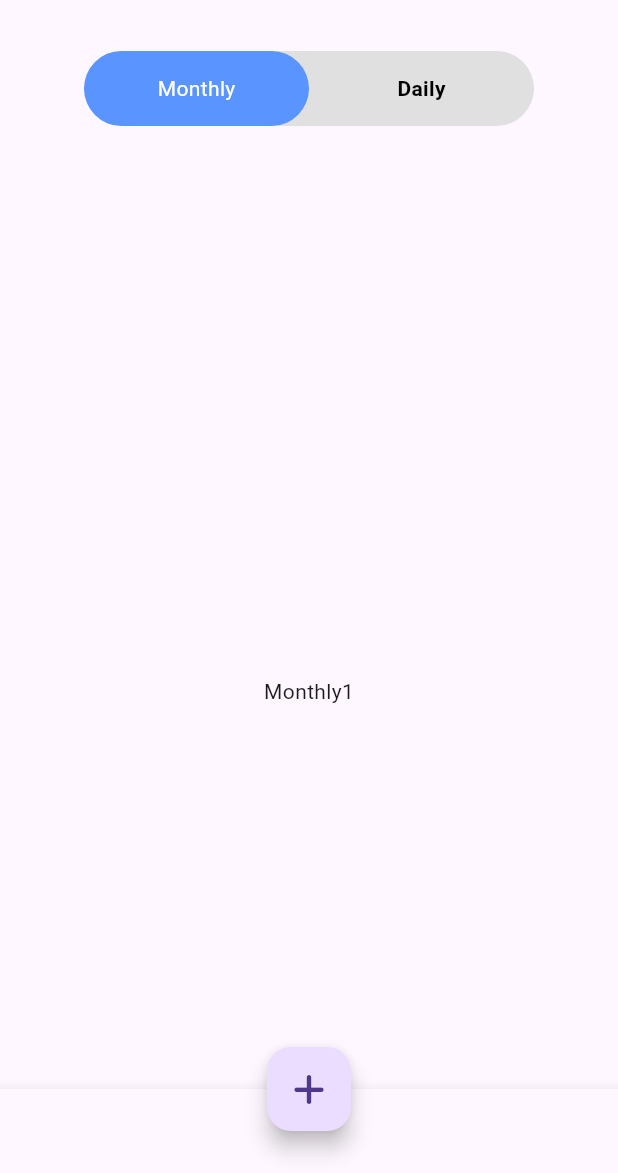
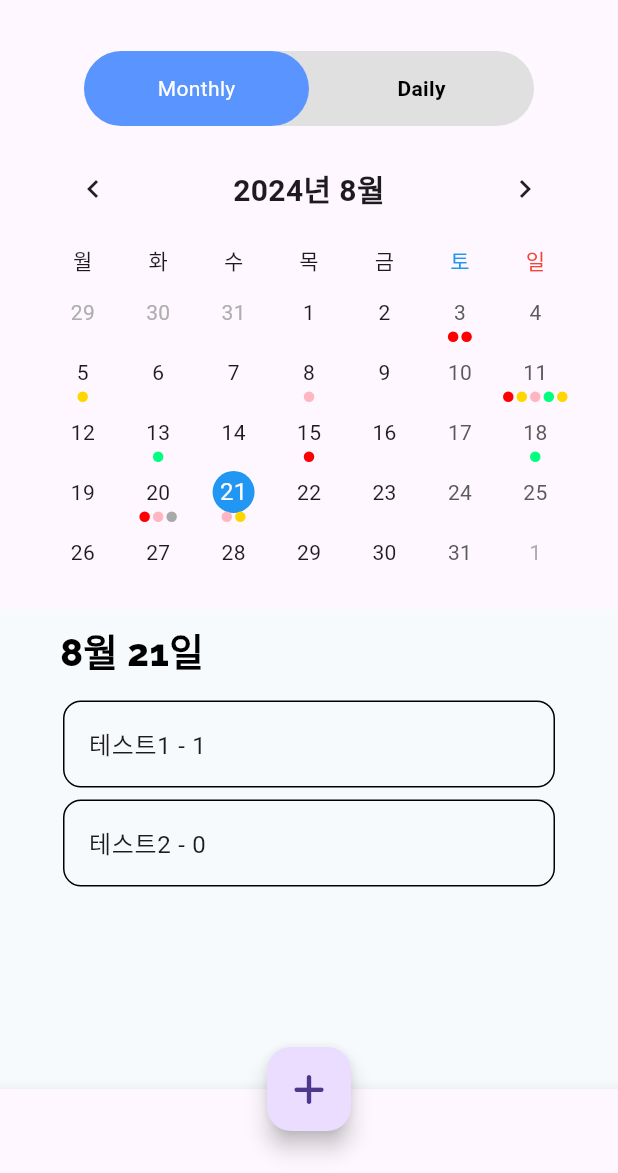
Before and after one commit to swarthyPig/flutter_ddudu_list, a Flutter app: the Home screen opened directly, on a phone screen of 412 x 824 dp, the part 63-1236 px from its top. Run offline on Flutter 3.47's test engine with Material 3 defaults, Android fonts, the phone set to English and light mode, and no system bars; drawn by our look-alikes of table_calendar; our stand-ins replace cloud_firestore, device_preview, firebase_auth, firebase_core, font_awesome_flutter; accounts and stored records are empty.

Commit message:
Month tab task completed!!

```diff
--- a/lib/layout/content.dart
+++ b/lib/layout/content.dart
@@ -1,7 +1,9 @@
 import 'package:ddudu/provider/store.dart';
 import 'package:flutter/material.dart';
 import 'package:provider/provider.dart';
+import 'package:table_calendar/table_calendar.dart';
 
+import '../widgets/calendar.dart';
 import '../widgets/top_tab_bar.dart';
 import 'package:cloud_firestore/cloud_firestore.dart';
 
@@ -60,7 +62,9 @@ class _ContentState extends State<Content> {
                   children: <Widget>[
                     ConstrainedBox(
                       constraints: const BoxConstraints.expand(),
-                      child: const Center(child: Text("Monthly1"),),
+                      child: Container(
+                        child: const Calendar(),
+                      ),
                     ),
                     ConstrainedBox(
                       constraints: const BoxConstraints.expand(),
--- a/lib/layout/login_view.dart
+++ b/lib/layout/login_view.dart
@@ -1,6 +1,9 @@
 import 'package:ddudu/widgets/sign_in.dart';
 import 'package:ddudu/widgets/sign_up.dart';
 import 'package:flutter/material.dart';
+import 'package:provider/provider.dart';
+
+import '../provider/store.dart';
 
 class LoginView extends StatefulWidget {
   const LoginView({super.key});
--- a/lib/provider/store.dart
+++ b/lib/provider/store.dart
@@ -1,10 +1,9 @@
-import 'package:flutter/foundation.dart';
+import 'package:flutter/cupertino.dart';
 
-class Store extends ChangeNotifier {
+class Store with ChangeNotifier {
 
   var bottomNavCurrTab = 0; // 하단 바
   var topCurrTab = 0; // 상단 메뉴바
-
 
   chgBottomTabNum(int num) {
     bottomNavCurrTab = num;
--- /dev/null
+++ b/lib/util/fn_calendar.dart
@@ -0,0 +1,69 @@
+import 'dart:collection';
+import 'dart:ui';
+import 'package:table_calendar/table_calendar.dart';
+
+class Event {
+  String topic;
+  String description;
+  String year;
+  String month;
+  String day;
+  String color;
+  String complete;
+
+  Event(
+      this.topic
+      , this.description
+      , this.year
+      , this.month
+      , this.day
+      , this.color
+      , this.complete);
+}
+
+final kToday = DateTime.now();
+final kFirstDay = DateTime.now().subtract(const Duration(days: 365 * 1));
+final kLastDay = DateTime.now().add(const Duration(days: 365 * 10));
+
+final kEvents = LinkedHashMap<DateTime, List<Event>>(
+  equals: isSameDay,
+  hashCode: getHashCode,
+)..addAll(eventSource);
+
+Map<DateTime,List<Event>> eventSource = {
+  DateTime(2024,8,3) : [Event('테스트1', "설명1", "2024", "8", "3", "0xffFF0000", "1"),Event('테스트2', "설명2", "2024", "8", "3", "0xffFF0000", "0")],
+  DateTime(2024,8,5) : [Event('테스트1', "설명1", "2024", "8", "5", "0xffFFD700", "1")],
+  DateTime(2024,8,8) : [Event('테스트1', "설명1", "2024", "8", "8", "0xffFFB6C1", "1")],
+  DateTime(2024,8,11) : [Event('테스트1', "설명1", "2024", "8", "11", "0xffFF0000", "1"),Event('테스트2', "설명2", "2024", "8", "11", "0xffFFD700", "0"),Event('테스트3', "설명3", "2024", "8", "11", "0xffFFB6C1", "1"),Event('테스트4', "설명4", "2024", "8", "11", "0xff00FF7F", "0"),Event('테스트5', "설명5", "2024", "8", "11", "0xffFFD700", "1")],
+  DateTime(2024,8,13) : [Event('테스트1', "설명1", "2024", "8", "13", "0xff00FF7F", "1")],
+  DateTime(2024,8,15) : [Event('테스트1', "설명1", "2024", "8", "15", "0xffFF0000", "1")],
+  DateTime(2024,8,18) : [Event('테스트1', "설명1", "2024", "8", "18", "0xff00FF7F", "1")],
+  DateTime(2024,8,20) : [Event('테스트1', "설명1", "2024", "8", "20", "0xffFF0000", "1"),Event('테스트2', "설명2", "2024", "8", "20", "0xffFFB6C1", "0"),Event('테스트3', "설명3", "2024", "8", "20", "0xffA9A9A9", "1")],
+  DateTime(2024,8,21) : [Event('테스트1', "설명1", "2024", "8", "21", "0xffFFB6C1", "1"),Event('테스트2', "설명2", "2024", "8", "21", "0xffFFD700", "0")]
+};
+
+/*final _kEventSource = Map.fromIterable(List.generate(50, (index) => index),
+    key: (item) => DateTime(2024, 8, 21),
+    value: (item) => List.generate(
+        item % 4 + 1, (index) => Event('Event $item | ${index + 1}', false)));*/
+
+int getHashCode(DateTime key) {
+  return key.day * 1000000 + key.month * 10000 + key.year;
+}
+
+List<DateTime> daysInRange(DateTime first, DateTime last) {
+  final dayCount = last.difference(first).inDays + 1;
+  return List.generate(
+    dayCount,
+        (index) => DateTime.utc(first.year, first.month, first.day + index),
+  );
+}
+
+extension ColorExtension on String {
+  toColor() {
+    var hexString = this;
+    final buffer = StringBuffer();
+    buffer.write(hexString.replaceFirst('0x', ''));
+    return Color(int.parse(buffer.toString(), radix: 16));
+  }
+}
--- /dev/null
+++ b/lib/widgets/calendar.dart
@@ -0,0 +1,239 @@
+import 'dart:collection';
+
+import 'package:flutter/material.dart';
+import 'package:intl/intl.dart';
+import 'package:table_calendar/table_calendar.dart';
+
+import '../util/fn_calendar.dart';
+
+class Calendar extends StatefulWidget {
+  const Calendar({super.key});
+
+  @override
+  State<Calendar> createState() => _CalendarState();
+}
+
+class _CalendarState extends State<Calendar> {
+
+  late final ValueNotifier<List<Event>> _selectedEvents;
+  CalendarFormat _calendarFormat = CalendarFormat.month;
+  RangeSelectionMode _rangeSelectionMode = RangeSelectionMode
+      .toggledOn;
+  DateTime _focusedDay = DateTime.now();
+  DateTime? _selectedDay;
+  DateTime? _rangeStart;
+  DateTime? _rangeEnd;
+
+  @override
+  void initState() {
+    super.initState();
+
+    _selectedDay = _focusedDay;
+    _selectedEvents = ValueNotifier(_getEventsForDay(_selectedDay!));
+  }
+
+  @override
+  void dispose() {
+    _selectedEvents.dispose();
+    super.dispose();
+  }
+
+  List<Event> _getEventsForDay(DateTime day) {
+    return kEvents[day] ?? [];
+  }
+
+  List<Event> _getEventsForRange(DateTime start, DateTime end) {
+    final days = daysInRange(start, end);
+
+    return [
+      for (final d in days) ..._getEventsForDay(d),
+    ];
+  }
+
+  void _onDaySelected(DateTime selectedDay, DateTime focusedDay) {
+    if (!isSameDay(_selectedDay, selectedDay)) {
+      setState(() {
+        _selectedDay = selectedDay;
+        _focusedDay = focusedDay;
+        _rangeStart = null;
+        _rangeEnd = null;
+        _rangeSelectionMode = RangeSelectionMode.toggledOff;
+      });
+
+      _selectedEvents.value = _getEventsForDay(selectedDay);
+    }
+  }
+
+  void _onRangeSelected(DateTime? start, DateTime? end, DateTime focusedDay) {
+    setState(() {
+      _selectedDay = null;
+      _focusedDay = focusedDay;
+      _rangeStart = start;
+      _rangeEnd = end;
+      _rangeSelectionMode = RangeSelectionMode.toggledOn;
+    });
+
+    if (start != null && end != null) {
+      _selectedEvents.value = _getEventsForRange(start, end);
+    } else if (start != null) {
+      _selectedEvents.value = _getEventsForDay(start);
+    } else if (end != null) {
+      _selectedEvents.value = _getEventsForDay(end);
+    }
+  }
+
+  @override
+  Widget build(BuildContext context) {
+    return Column(
+      children: [
+        Padding(
+          padding: const EdgeInsets.fromLTRB(30, 10, 30, 10),
+          child: TableCalendar<Event>(
+            firstDay: kFirstDay,
+            lastDay: kLastDay,
+            focusedDay: _focusedDay,
+            calendarFormat: _calendarFormat,
+            rangeStartDay: _rangeStart,
+            rangeEndDay: _rangeEnd,
+            rangeSelectionMode: _rangeSelectionMode,
+            eventLoader: _getEventsForDay,
+            startingDayOfWeek: StartingDayOfWeek.monday,
+            locale: 'ko-KR',
+            daysOfWeekHeight: 30,
+            rowHeight: 40,
+            calendarStyle: const CalendarStyle(
+              selectedDecoration: BoxDecoration(
+                color: Colors.blue,
+                shape: BoxShape.circle,
+              ),
+            ),
+            headerStyle: HeaderStyle(
+              titleCentered: true,
+              formatButtonVisible: false,
+              titleTextFormatter: (date, locale) =>
+                DateFormat("yyyy년 M월").format(date),
+              titleTextStyle: const TextStyle(
+                fontWeight: FontWeight.w700,
+                fontSize: 20.0,
+              ),
+              //leftChevronVisible: false,
+              //rightChevronVisible: false,
+            ),
+            onDaySelected: _onDaySelected,
+            selectedDayPredicate: (day) => isSameDay(_selectedDay, day),
+            onFormatChanged: (format) {
+              if (_calendarFormat != format) {
+                setState(() {
+                  _calendarFormat = format;
+                });
+              }
+            },
+            onPageChanged: (focusedDay) => _focusedDay = focusedDay,
+            onRangeSelected: _onRangeSelected,
+            calendarBuilders: CalendarBuilders(
+              dowBuilder: (context, day) {
+                switch(day.weekday){
+                  case 1:
+                    return const Center(child: Text('월'),);
+                  case 2:
+                    return const Center(child: Text('화'),);
+                  case 3:
+                    return const Center(child: Text('수'),);
+                  case 4:
+                    return const Center(child: Text('목'),);
+                  case 5:
+                    return const Center(child: Text('금'),);
+                  case 6:
+                    return const Center(child: Text('토', style: TextStyle(color: Colors.blue),),);
+                  case 7:
+                    return const Center(child: Text('일', style: TextStyle(color: Colors.red),),);
+                }
+                return null;
+              },
+              markerBuilder: (context, date, events) {
+                if (events.isNotEmpty) {
+
+                  // 마커가 5개 이상 나오면 깨짐
+                  var arr = [];
+                  for (int i = 0; i < events.length; i++) {
+                    if(i < 5){
+                      arr.add(i);
+                    }
+                  }
+                  return Row(
+                    mainAxisAlignment: MainAxisAlignment.center,
+                    children: arr.map((entry) {
+                      return Padding(
+                        padding: const EdgeInsets.symmetric(horizontal: 1.0),
+                        child: Container(
+                          width: 7.0,
+                          height: 7.0,
+                          decoration: BoxDecoration(
+                            color: events[entry].color.toColor(),
+                            shape: BoxShape.circle,
+                          ),
+                        ),
+                      );
+                    }).toList(),
+                  );
+                }
+              },
+            ),
+          ),
+        ),
+        const SizedBox(height: 8.0),
+        Expanded(
+          child: Container(
+            color: const Color(0xfff7fafc),
+            child: Container(
+              padding: const EdgeInsets.fromLTRB(30, 0, 30, 10),
+              child: Column(
+                children: [
+                  Container(
+                    padding: const EdgeInsets.fromLTRB(10, 10, 0, 10),
+                    child: Row(
+                      mainAxisAlignment: MainAxisAlignment.start,
+                      children: [
+                        Text(DateFormat("M월 d일").format(_focusedDay), style: const TextStyle(
+                            color: Colors.black,
+                            fontSize: 25,
+                            fontFamily: 'Raleway',
+                            fontWeight: FontWeight.w800,
+                        )),
+                      ],
+                    ),
+                  ),
+                  Expanded(
+                    child: ValueListenableBuilder<List<Event>>(
+                        valueListenable: _selectedEvents,
+                        builder: (context, value, _) {
+                          return ListView.builder(
+                            itemCount: value.length,
+                            itemBuilder: (context, index) {
+                              return Container(
+                                margin: const EdgeInsets.symmetric(
+                                  horizontal: 12.0,
+                                  vertical: 4.0,
+                                ),
+                                decoration: BoxDecoration(
+                                  border: Border.all(),
+                                  borderRadius: BorderRadius.circular(12.0),
+                                ),
+                                child: ListTile(
+                                  onTap: () => print(value[index].topic),
+                                  title: Text("${value[index].topic} - ${value[index].complete}"),
+                                ),
+                              );
+                            },
+                          );
+                        },
+                      ),)
+                ],
+              ),
+            ),
+          ),
+        ),
+      ],
+    );
+  }
+}
--- a/pubspec.yaml
+++ b/pubspec.yaml
@@ -35,7 +35,8 @@ dependencies:
   provider: ^6.0.1
   flutter_local_notifications: ^17.2.1+2
   flutter_native_splash: ^2.3.1
-  table_calendar: ^3.0.8
+  table_calendar: ^3.1.2
+  intl: ^0.19.0
 
   font_awesome_flutter: ^10.7.0
 
```
Also changed, not shown: lib/widgets/sign_in.dart (+8 -5 lines), lib/widgets/sign_up.dart (+6 -6 lines), pubspec.lock.
